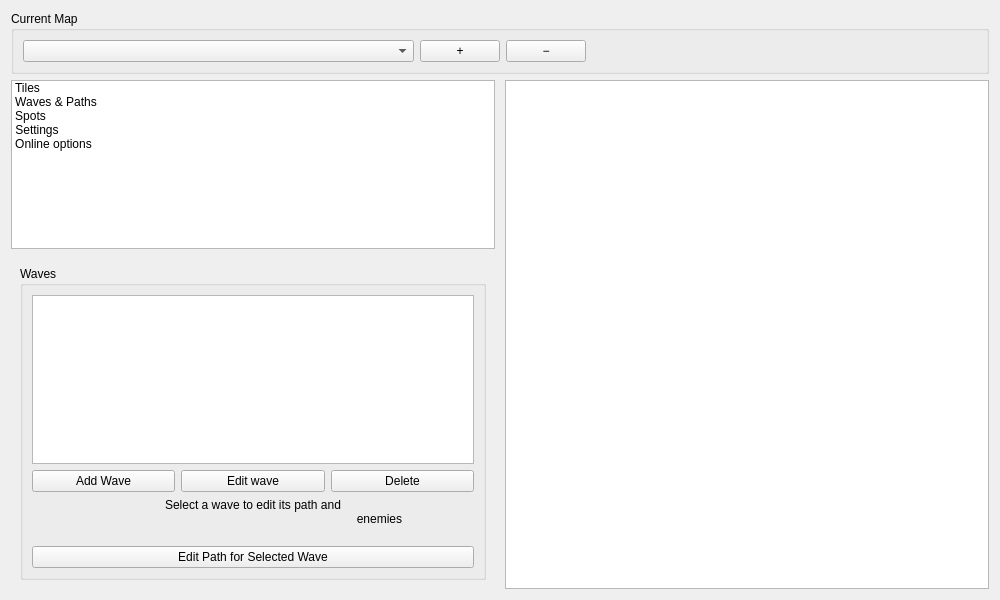
The window that editor/src/Editors/MapEditor.ui (povidllo/Tower-Defence) describes before a commit, drawn with Qt 5.
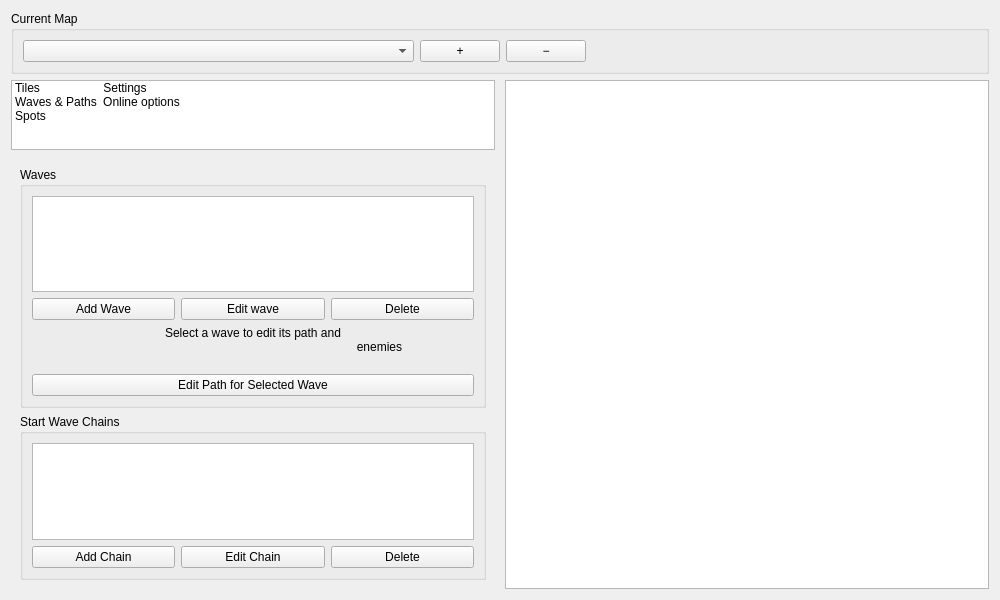
The same window after the commit. The open tabs and pages were chosen to show the change. Icons and pictures are not drawn.

Commit message: waves chain and waves fix

Patch:
```diff
--- a/editor/src/Editors/MapEditor.ui
+++ b/editor/src/Editors/MapEditor.ui
@@ -263,6 +263,43 @@
              </layout>
             </widget>
            </item>
+           <item>
+            <widget class="QGroupBox" name="startWavesGroup">
+             <property name="title">
+              <string>Start Wave Chains</string>
+             </property>
+             <layout class="QVBoxLayout" name="verticalLayout_startWaves">
+              <item>
+               <widget class="QListWidget" name="startWavesList"/>
+              </item>
+              <item>
+               <layout class="QHBoxLayout" name="horizontalLayout_startWaves">
+                <item>
+                 <widget class="QPushButton" name="addStartWaveChainButton">
+                  <property name="text">
+                   <string>Add Chain</string>
+                  </property>
+                 </widget>
+                </item>
+                <item>
+                 <widget class="QPushButton" name="editStartWaveChainButton">
+                  <property name="text">
+                   <string>Edit Chain</string>
+                  </property>
+                 </widget>
+                </item>
+                <item>
+                 <widget class="QPushButton" name="deleteStartWaveChainButton">
+                  <property name="text">
+                   <string>Delete</string>
+                  </property>
+                 </widget>
+                </item>
+               </layout>
+              </item>
+             </layout>
+            </widget>
+           </item>
           </layout>
          </widget>
          <widget class="QWidget" name="spotsEditorPage">
```
The commit also changes 32 other files.
